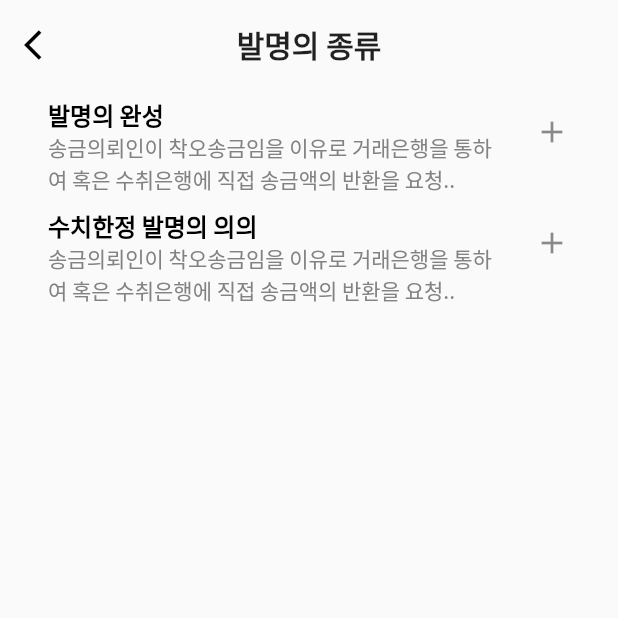
After one commit to CapstoneMemento/Memento_Flutter, a Flutter app: the NoteListScreen screen opened directly, on a phone screen of 412 x 824 dp, the top half of it. The commit adds this screen. Run offline on Flutter 3.47's test engine with Material 2 defaults, Android fonts, the phone set to English and light mode, and no system bars; our stand-ins replace camera, image_picker, modal_bottom_sheet; missing offline and left inert: document_scanner_flutter, flutter_tesseract_ocr.

Commit message:
Feat: 노트 화면 추가

```diff
--- a/lib/main.dart
+++ b/lib/main.dart
@@ -12,7 +12,7 @@ class MyApp extends StatelessWidget {
     return MaterialApp(
       title: 'My Notes',
       theme: CustomTheme.themeData,
-      home: Home(),
+      home: const Home(),
     );
   }
 }
--- a/lib/screens/home.dart
+++ b/lib/screens/home.dart
@@ -2,7 +2,7 @@ import 'dart:io';
 
 import 'package:document_scanner_flutter/configs/configs.dart';
 import 'package:flutter/material.dart';
-import 'package:memento_flutter/screens/subjectScreen.dart';
+import 'package:memento_flutter/screens/subjectListScreen.dart';
 import 'package:memento_flutter/themes/custom_theme.dart';
 import 'package:modal_bottom_sheet/modal_bottom_sheet.dart';
 import 'package:document_scanner_flutter/document_scanner_flutter.dart';
@@ -111,7 +111,7 @@ class _HomeState extends State<Home> {
       appBar: AppBar(
         title: const Text("내 암기장"),
         centerTitle: true,
-        backgroundColor: Colors.white,
+        backgroundColor: Colors.transparent,
         titleTextStyle: CustomTheme.themeData.textTheme.titleLarge,
         elevation: 0,
         toolbarHeight: 60,
@@ -131,7 +131,7 @@ class _HomeState extends State<Home> {
                 Navigator.push(
                     context,
                     MaterialPageRoute(
-                        builder: (context) => const SubjectScreen()));
+                        builder: (context) => const SubjectListScreen()));
               },
             ),
           )
--- /dev/null
+++ b/lib/screens/noteListScreen.dart
@@ -0,0 +1,55 @@
+import 'package:flutter/material.dart';
+import 'package:memento_flutter/themes/custom_theme.dart';
+
+class NoteListScreen extends StatelessWidget {
+  const NoteListScreen({super.key});
+
+  @override
+  Widget build(BuildContext context) {
+    return Scaffold(
+        appBar: AppBar(
+          leading: IconButton(
+              onPressed: () {
+                Navigator.pop(context);
+              },
+              icon: const Icon(Icons.arrow_back_ios, color: Colors.black)),
+          title: const Text(
+            "발명의 종류",
+          ),
+          centerTitle: true,
+          backgroundColor: Colors.transparent,
+          titleTextStyle: CustomTheme.themeData.textTheme.titleLarge,
+          elevation: 0,
+          toolbarHeight: 60,
+        ),
+        body: Padding(
+          padding: const EdgeInsets.symmetric(horizontal: 16),
+          child: ListView(children: [
+            ListTile(
+              title: Text(
+                "발명의 완성",
+                style: CustomTheme.themeData.textTheme.titleSmall,
+              ),
+              subtitle: const Text(
+                  "송금의뢰인이 착오송금임을 이유로 거래은행을 통하여 혹은 수취은행에 직접 송금액의 반환을 요청.."),
+              trailing: const Icon(Icons.add),
+              onTap: () {
+                // 해당 노트 화면으로 이동
+              },
+            ),
+            ListTile(
+              title: Text(
+                "수치한정 발명의 의의",
+                style: CustomTheme.themeData.textTheme.titleSmall,
+              ),
+              subtitle: const Text(
+                  "송금의뢰인이 착오송금임을 이유로 거래은행을 통하여 혹은 수취은행에 직접 송금액의 반환을 요청.."),
+              trailing: const Icon(Icons.add),
+              onTap: () {
+                // 해당 노트 화면으로 이동
+              },
+            ),
+          ]),
+        ));
+  }
+}
```
Also changed, not shown: lib/screens/noteScreen.dart (deleted, +0 -11 lines), lib/screens/subjectListScreen.dart (renamed from lib/screens/subjectScreen.dart, +6 -6 lines).
